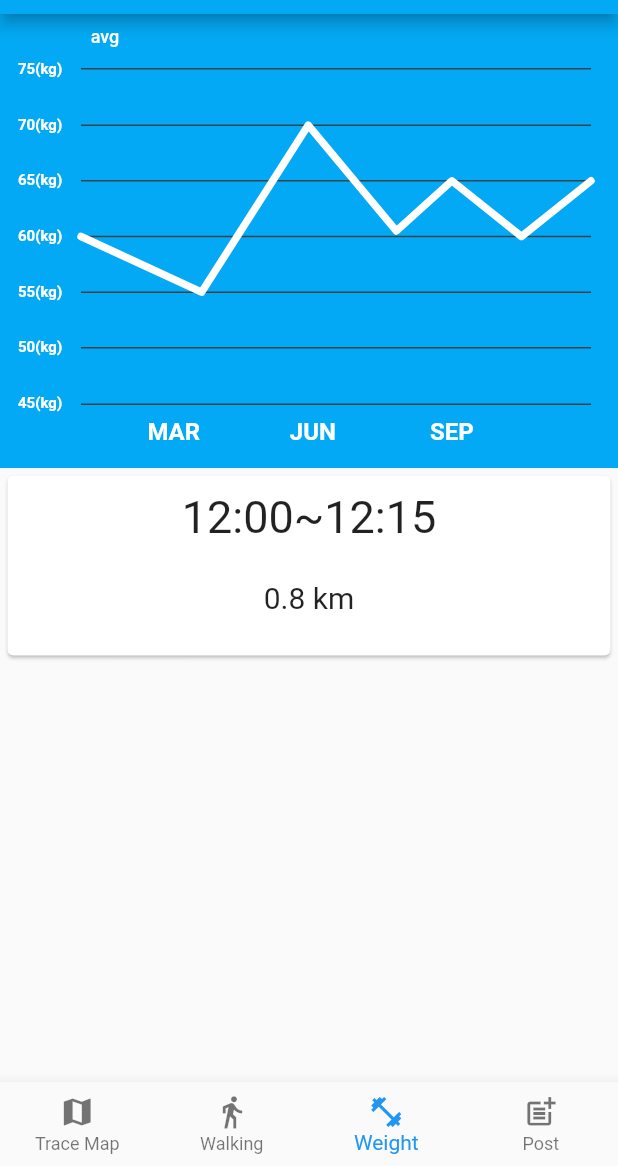
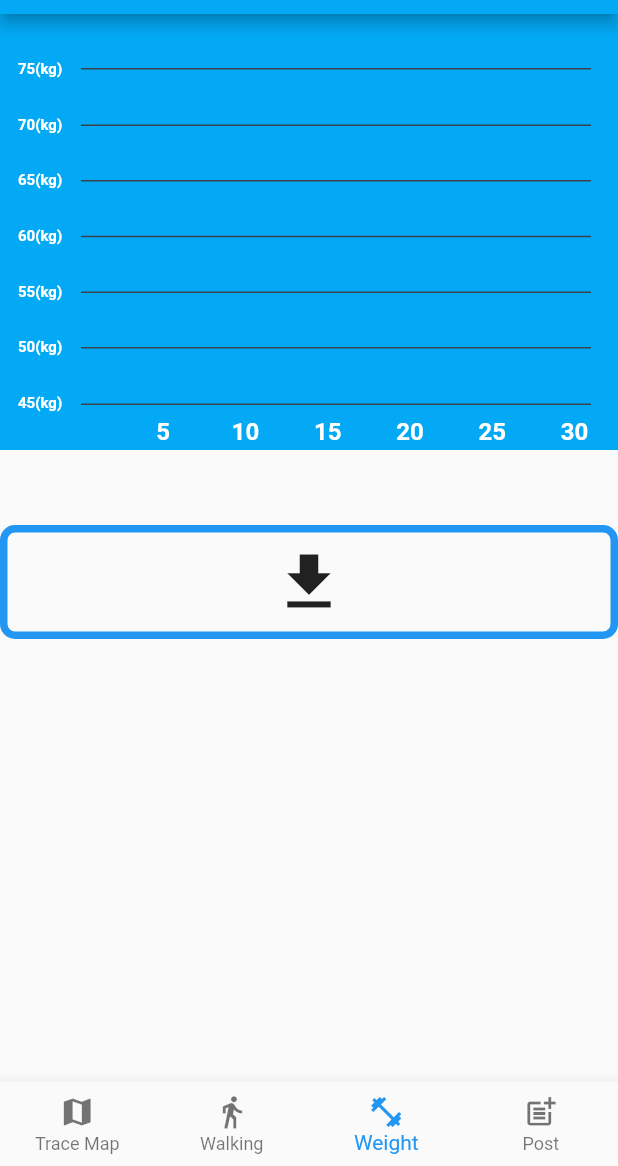
Before and after one commit to moffy-Black/trace_health, a Flutter app: the screen it shows once a user with an empty profile is signed in, swiped to page 3, on a phone screen of 412 x 824 dp, the part 70-1236 px from its top. Run offline on Flutter 3.47's test engine with Material 2 defaults, Android fonts, the phone set to English and light mode, and no system bars; drawn by our look-alikes of fl_chart; our stand-ins replace cloud_firestore, equatable, firebase_auth, firebase_core, google_maps_flutter; missing offline and left inert: health; accounts and stored records are empty.

Commit message:
[作成]FireStoreに保存された体重と日付を線グラフで表示する機能

```diff
--- a/lib/home/view/weight_screen.dart
+++ b/lib/home/view/weight_screen.dart
@@ -1,5 +1,20 @@
+import 'package:cloud_firestore/cloud_firestore.dart';
+import 'package:firebase_auth/firebase_auth.dart';
 import 'package:fl_chart/fl_chart.dart';
+import 'package:intl/intl.dart';
 import 'package:flutter/material.dart';
+
+enum WeightState {
+  DATA_FETCHED,
+  DATA_NOT_FETCHED,
+}
+
+class firestoreObject {
+  final weight;
+  final occured_at;
+
+  firestoreObject({this.weight, this.occured_at});
+}
 
 class WeightScreen extends StatefulWidget {
   const WeightScreen({Key? key}) : super(key: key);
@@ -9,13 +24,102 @@ class WeightScreen extends StatefulWidget {
 }
 
 class _WeightScreen extends State<WeightScreen> {
+  Map snapshot = {};
+  List<firestoreObject> snapshotDocs = [];
+  List<FlSpot> weightList = [];
+  List<String> dayList = [];
   bool showAvg = false;
+  WeightState _state = WeightState.DATA_NOT_FETCHED;
 
   @override
   Widget build(BuildContext context) {
-    return ListView(
-      children: [
-        Stack(
+    return _content();
+  }
+
+  Widget _content() {
+    if (_state == WeightState.DATA_FETCHED)
+      return _contentFeched();
+    else
+      return _contentNotFetched();
+  }
+
+  Widget _contentFeched() {
+    return Column(children: [
+      LineChartWidget(),
+      const SizedBox(height: 10),
+      Flexible(
+        child: ListView.builder(
+            itemCount: snapshotDocs.length,
+            itemBuilder: (_, index) {
+              firestoreObject s = snapshotDocs[index];
+              return Card(
+                margin: const EdgeInsets.all(5.0),
+                child: Container(
+                    margin: const EdgeInsets.all(10.0),
+                    width: 300,
+                    height: 100,
+                    child: Column(children: [
+                      Text(
+                        "${s.occured_at}",
+                        style: TextStyle(fontSize: 30),
+                      ),
+                      const SizedBox(
+                        height: 25,
+                      ),
+                      Text(
+                        "${s.weight}(kg)",
+                        style: TextStyle(fontSize: 20),
+                      ),
+                    ])),
+              );
+            }),
+      )
+    ]);
+  }
+
+  Widget _contentNotFetched() {
+    return ListView(children: [
+      LineChartWidget(),
+      const SizedBox(height: 50),
+      Container(
+          decoration: BoxDecoration(
+              border: Border.all(color: Colors.blue, width: 5),
+              borderRadius: BorderRadius.circular(10)),
+          child: IconButton(
+            onPressed: () async {
+              DateTime now = DateTime.now();
+
+              final snapshot = await FirebaseFirestore.instance
+                  .collection('weight')
+                  .doc("${FirebaseAuth.instance.currentUser?.email}")
+                  .collection("${now.year}年${now.month}月")
+                  .get();
+
+              snapshot.docs.forEach((element) {
+                var firestoreobj = firestoreObject(
+                    weight: element["weight"],
+                    occured_at: element["occured_at"]);
+                snapshotDocs.add(firestoreobj);
+              });
+              snapshotDocs.sort((a, b) => a.occured_at.compareTo(b.occured_at));
+              snapshotDocs.asMap().forEach((int i, firestoreObject value) {
+                int index = i;
+                final w = value.weight - 45.0;
+                weightList.add(FlSpot(index.toDouble(), w / 5));
+                dayList.add(value.occured_at.toString().substring(8));
+              });
+              setState(() {
+                _state = WeightState.DATA_FETCHED;
+              });
+            },
+            icon: Icon(Icons.get_app),
+            iconSize: 50,
+          ))
+    ]);
+  }
+
+  Widget LineChartWidget() {
+    return Stack(
       children: <Widget>[
         Container(
           decoration: const BoxDecoration(
@@ -23,55 +127,14 @@ class _WeightScreen extends State<WeightScreen> {
           ),
           child: Padding(
             padding: const EdgeInsets.only(
-                    right: 18.0, left: 12.0, top: 36, bottom: 12),
+                right: 18.0, left: 12.0, top: 36, bottom: 0),
             child: AspectRatio(
               aspectRatio: 1.50,
               child: LineChart(
-                    showAvg ? avgData() : mainData(),
+                mainData(),
               ),
             ),
           ),
-            ),
-            SizedBox(
-              width: 140,
-              height: 30,
-              child: TextButton(
-                onPressed: () {
-                  setState(() {
-                    showAvg = !showAvg;
-                  });
-                },
-                child: Text(
-                  'avg',
-                  style: TextStyle(
-                      fontSize: 12,
-                      color: showAvg
-                          ? Colors.white.withOpacity(0.5)
-                          : Colors.white),
-                ),
-              ),
-            ),
-          ],
-        ),
-        Card(
-          margin: const EdgeInsets.all(5.0),
-          child: Container(
-              margin: const EdgeInsets.all(10.0),
-              width: 300,
-              height: 100,
-              child: Column(children: [
-                const Text(
-                  '12:00~12:15',
-                  style: TextStyle(fontSize: 30),
-                ),
-                const SizedBox(
-                  height: 25,
-                ),
-                const Text(
-                  "0.8 km",
-                  style: TextStyle(fontSize: 20),
-                ),
-              ])),
         ),
       ],
     );
@@ -85,14 +148,23 @@ class _WeightScreen extends State<WeightScreen> {
     );
     Widget text;
     switch (value.toInt()) {
-      case 2:
-        text = const Text('MAR', style: style);
+      case 5:
+        text = const Text('5', style: style);
         break;
-      case 5:
-        text = const Text('JUN', style: style);
+      case 10:
+        text = const Text('10', style: style);
         break;
-      case 8:
-        text = const Text('SEP', style: style);
+      case 15:
+        text = const Text('15', style: style);
+        break;
+      case 20:
+        text = const Text('20', style: style);
+        break;
+      case 25:
+        text = const Text('25', style: style);
+        break;
+      case 30:
+        text = const Text('30', style: style);
         break;
       default:
         text = const Text('', style: style);
@@ -193,102 +265,13 @@ class _WeightScreen extends State<WeightScreen> {
               top: BorderSide(color: Color(0xff37434d), width: 1),
               bottom: BorderSide(color: Color(0xff37434d), width: 1))),
       minX: 0,
-      maxX: 11,
+      maxX: 31,
       minY: 0,
       maxY: 6,
       lineBarsData: [
         LineChartBarData(
           color: Colors.white,
-          spots: const [
-            FlSpot(0, 3),
-            FlSpot(2.6, 2),
-            FlSpot(4.9, 5),
-            FlSpot(6.8, 3.1),
-            FlSpot(8, 4),
-            FlSpot(9.5, 3),
-            FlSpot(11, 4),
-          ],
-          barWidth: 5,
-          isStrokeCapRound: true,
-          dotData: FlDotData(
-            show: false,
-          ),
-          belowBarData: BarAreaData(
-            show: false,
-          ),
-        ),
-      ],
-    );
-  }
-
-  LineChartData avgData() {
-    return LineChartData(
-      lineTouchData: LineTouchData(enabled: false),
-      gridData: FlGridData(
-        show: true,
-        drawVerticalLine: false,
-        drawHorizontalLine: true,
-        verticalInterval: 1,
-        horizontalInterval: 1,
-        getDrawingVerticalLine: (value) {
-          return FlLine(
-            color: const Color(0xff37434d),
-            strokeWidth: 1,
-          );
-        },
-        getDrawingHorizontalLine: (value) {
-          return FlLine(
-            color: const Color(0xff37434d),
-            strokeWidth: 1,
-          );
-        },
-      ),
-      titlesData: FlTitlesData(
-        show: true,
-        bottomTitles: AxisTitles(
-          sideTitles: SideTitles(
-            showTitles: true,
-            reservedSize: 30,
-            getTitlesWidget: bottomTitleWidgets,
-            interval: 1,
-          ),
-        ),
-        leftTitles: AxisTitles(
-          sideTitles: SideTitles(
-            showTitles: true,
-            getTitlesWidget: leftTitleWidgets,
-            reservedSize: 42,
-            interval: 1,
-          ),
-        ),
-        topTitles: AxisTitles(
-          sideTitles: SideTitles(showTitles: false),
-        ),
-        rightTitles: AxisTitles(
-          sideTitles: SideTitles(showTitles: false),
-        ),
-      ),
-      borderData: FlBorderData(
-          show: true,
-          border: const Border(
-              top: BorderSide(color: Color(0xff37434d), width: 1),
-              bottom: BorderSide(color: Color(0xff37434d), width: 1))),
-      minX: 0,
-      maxX: 11,
-      minY: 0,
-      maxY: 6,
-      lineBarsData: [
-        LineChartBarData(
-          color: const Color(0xff7fffd4),
-          spots: const [
-            FlSpot(0, 3.44),
-            FlSpot(2.6, 3.44),
-            FlSpot(4.9, 3.44),
-            FlSpot(6.8, 3.44),
-            FlSpot(8, 3.44),
-            FlSpot(9.5, 3.44),
-            FlSpot(11, 3.44),
-          ],
+          spots: weightList,
           barWidth: 5,
           isStrokeCapRound: true,
           dotData: FlDotData(
```
Lines whose indentation alone changed are shown as unchanged.
